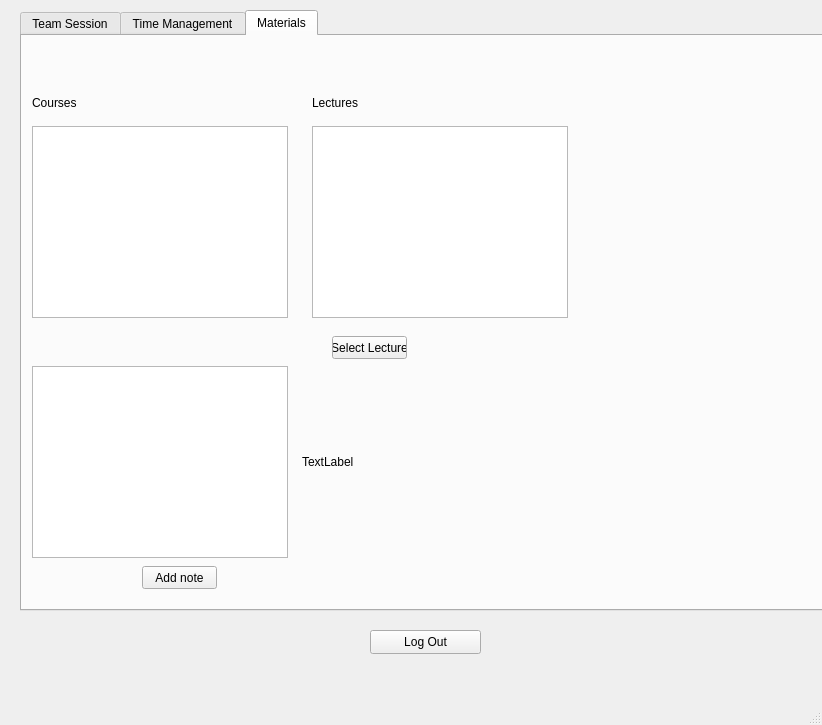
First picture: the form in gui_main_window.ui, repository zgjimzhubajj/Student-Assistant, before the edit.
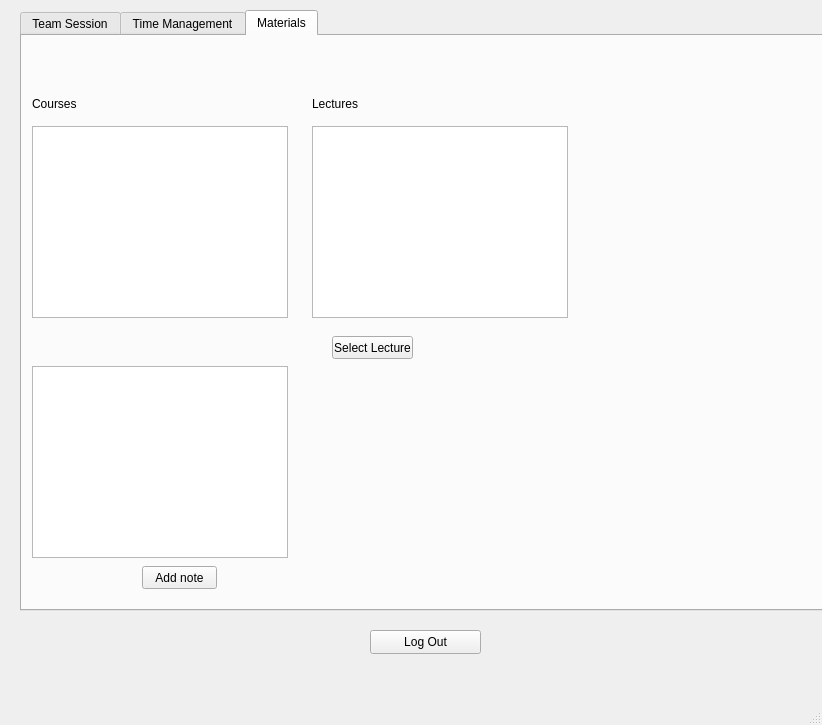
Second picture: the form after the edit.

```diff
--- a/gui_main_window.ui
+++ b/gui_main_window.ui
@@ -372,7 +372,7 @@
        <rect>
         <x>310</x>
         <y>300</y>
-        <width>75</width>
+        <width>81</width>
         <height>23</height>
        </rect>
       </property>
@@ -405,8 +405,8 @@
        <rect>
         <x>10</x>
         <y>60</y>
-        <width>47</width>
-        <height>14</height>
+        <width>81</width>
+        <height>16</height>
        </rect>
       </property>
       <property name="text">
@@ -418,8 +418,8 @@
        <rect>
         <x>290</x>
         <y>60</y>
-        <width>47</width>
-        <height>14</height>
+        <width>91</width>
+        <height>16</height>
        </rect>
       </property>
       <property name="text">
@@ -446,7 +446,7 @@
        </rect>
       </property>
       <property name="text">
-       <string>TextLabel</string>
+       <string/>
       </property>
      </widget>
     </widget>
```
